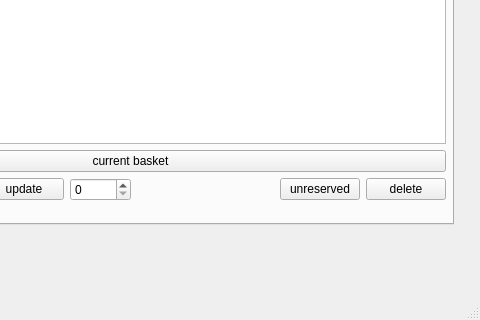
The window that Store/main_page.ui (Mitraaaaa/Store) describes before a commit, drawn with Qt 5; both pictures show x 237 to 717 and y 235 to 555 of the 717 by 555 pixel window.
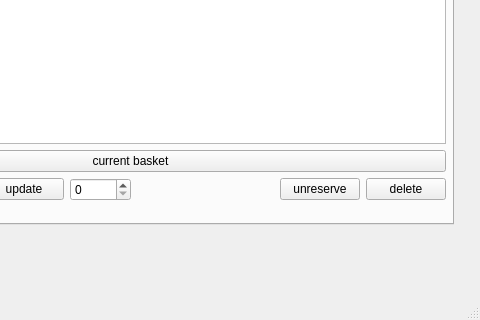
The same window after the commit. The open tabs and pages were chosen to show the change. Icons and pictures are not drawn.

Commit message: Enable reset for Main list + Group + My Basket

What changed in the file:
```diff
--- a/Store/main_page.ui
+++ b/Store/main_page.ui
@@ -416,7 +416,7 @@
          <item>
           <widget class="QPushButton" name="unreserved">
            <property name="text">
-            <string extracomment="Will delete items from ypur basket and turn back them to main_list in first tab">unreserved</string>
+            <string extracomment="Will delete items from ypur basket and turn back them to main_list in first tab">unreserve</string>
            </property>
           </widget>
          </item>
```
Left out of the diff: 40 changed lines with no effect on the pictures. The commit also changes 14 other files.
